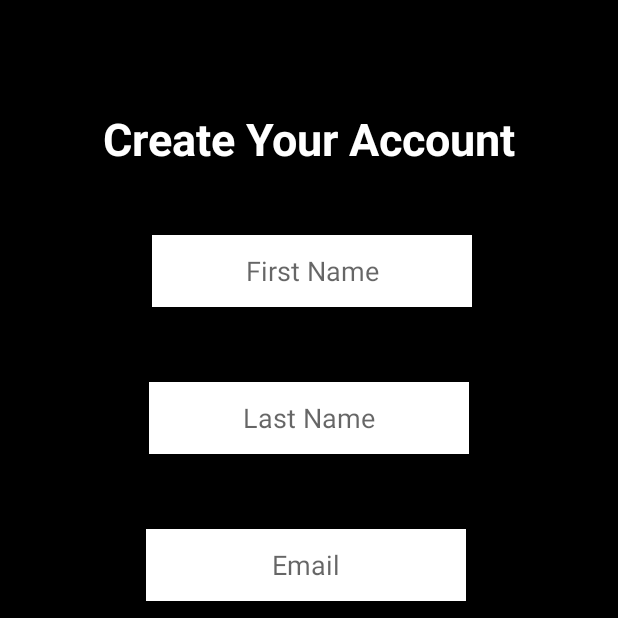
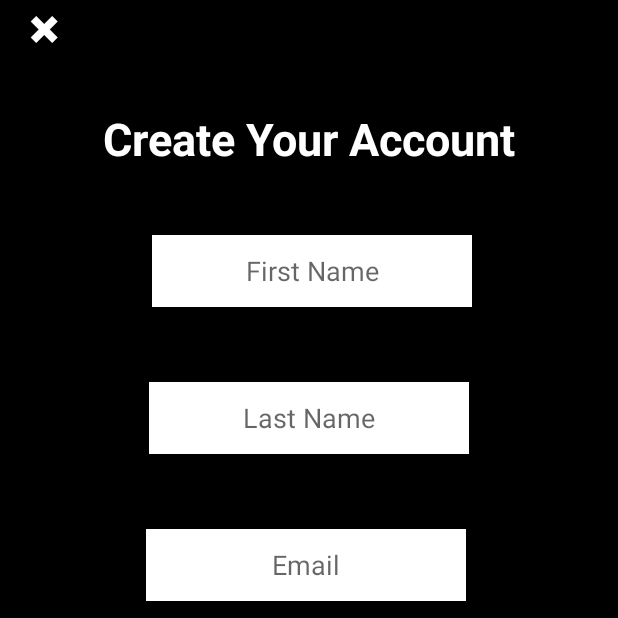
Before and after one commit to Gamesshadow/FlashCard, an Android app: the SignUpActivity screen opened directly, with no data from a screen before it, on a phone screen of 412 x 824 dp, the top half of it. Run offline under Robolectric (Android 15) with nearby library versions, the phone set to English and light mode, and no system bars.

Commit message:
Close button and attempted progress on Parent

```diff
--- a/app/src/main/java/com/gameshadow/flashcard/NotesActivity.java
+++ b/app/src/main/java/com/gameshadow/flashcard/NotesActivity.java
@@ -101,8 +101,8 @@ public class NotesActivity extends AppCompatActivity {
         Button btnLeft = findViewById(R.id.btnLeft);
         Button btnRight = findViewById(R.id.btnRight);
 
-         viewPager2 = findViewById(R.id.viewPager);
-         viewPager2.setUserInputEnabled(false);
+        viewPager2 = findViewById(R.id.viewPager);
+        viewPager2.setUserInputEnabled(false);
 
          //Click Listeners
         btnLeft.setOnClickListener(new View.OnClickListener() {
@@ -125,7 +125,6 @@ public class NotesActivity extends AppCompatActivity {
             intent.putExtra("from","new");
             newNoteResultLauncher.launch(intent);
         });
-
 
         viewPager2.registerOnPageChangeCallback(new ViewPager2.OnPageChangeCallback() {
             @Override
--- a/app/src/main/java/com/gameshadow/flashcard/SignUpActivity.java
+++ b/app/src/main/java/com/gameshadow/flashcard/SignUpActivity.java
@@ -4,6 +4,7 @@ import android.os.Bundle;
 import android.view.View;
 import android.widget.Button;
 import android.widget.EditText;
+import android.widget.TextView;
 import android.widget.Toast;
 
 import androidx.appcompat.app.AppCompatActivity;
@@ -11,6 +12,7 @@ import androidx.appcompat.app.AppCompatActivity;
 public class SignUpActivity extends AppCompatActivity {
     EditText FirstName, LastName, ParentEmail, etEmail, etPassword;
     Button SignUp;
+    TextView close_Button;
 
     @Override
     protected void onCreate(Bundle savedInstanceState) {
@@ -25,9 +27,17 @@ public class SignUpActivity extends AppCompatActivity {
         etEmail = findViewById(R.id.editTextEmailAddress);
         etPassword = findViewById(R.id.editTextPassword);
         ParentEmail = findViewById(R.id.editTextParentEmailAddress);
+        close_Button = findViewById(R.id.close_Button);
 
-        Button SignUp = findViewById(R.id.sign_up);
+        SignUp = findViewById(R.id.sign_up);
 
+
+        close_Button.setOnClickListener(new View.OnClickListener() {
+            @Override
+            public void onClick(View v) {
+                finish();
+            }
+        });
         SignUp.setOnClickListener(new View.OnClickListener() {
 
             @Override
--- a/app/src/main/res/layout/activity_notes.xml
+++ b/app/src/main/res/layout/activity_notes.xml
@@ -24,6 +24,7 @@
         android:layout_width="match_parent"
         android:layout_height="match_parent"
         android:layout_above="@+id/floating_action_button"/>
+
 
     <Button
         android:id="@+id/btnLeft"
--- a/app/src/main/res/layout/activity_sign_up.xml
+++ b/app/src/main/res/layout/activity_sign_up.xml
@@ -23,6 +23,21 @@
         app:layout_constraintStart_toStartOf="parent"
         app:layout_constraintTop_toTopOf="parent"
         app:layout_constraintVertical_bias="0.092" />
+
+    <TextView
+        android:id="@+id/close_Button"
+        android:layout_width="58dp"
+        android:layout_height="42dp"
+        android:layout_alignParentTop="true"
+        android:layout_alignParentEnd="true"
+        android:layout_marginEnd="353dp"
+        android:text="✖"
+        android:textAlignment="center"
+        android:textColor="#FFFFFFFF"
+        android:textSize="24sp"
+        app:layout_constraintEnd_toEndOf="parent"
+        app:layout_constraintStart_toStartOf="parent"
+        app:layout_constraintTop_toTopOf="parent" />
 
     <EditText
         android:id="@+id/editTextPassword"
```
